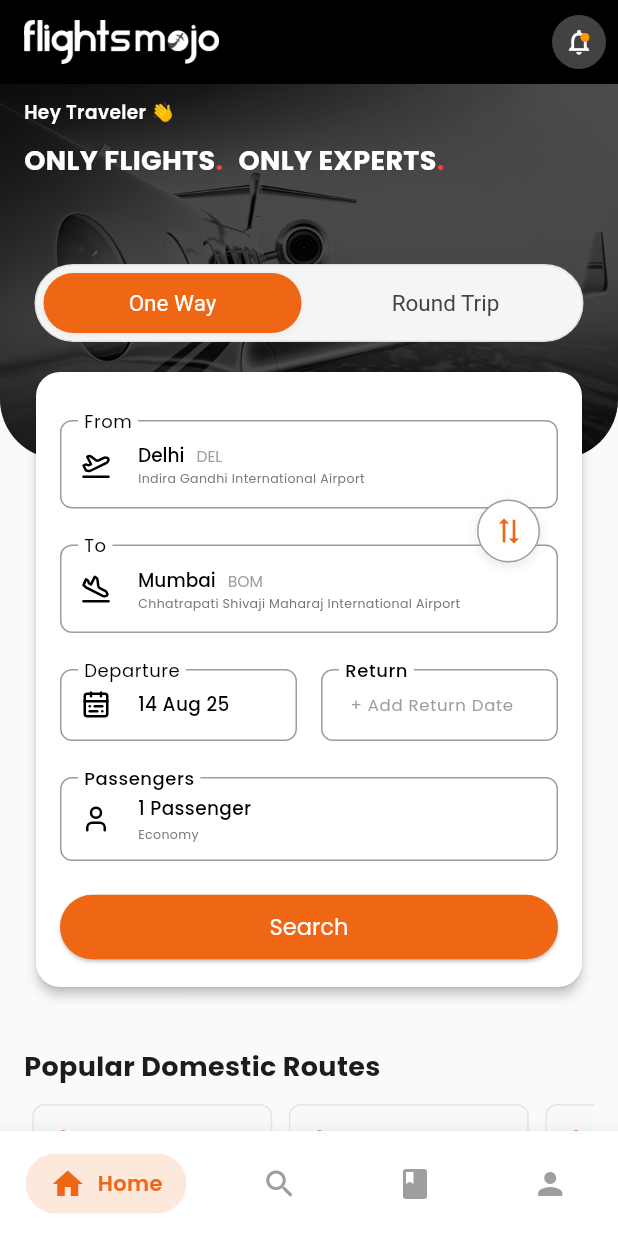
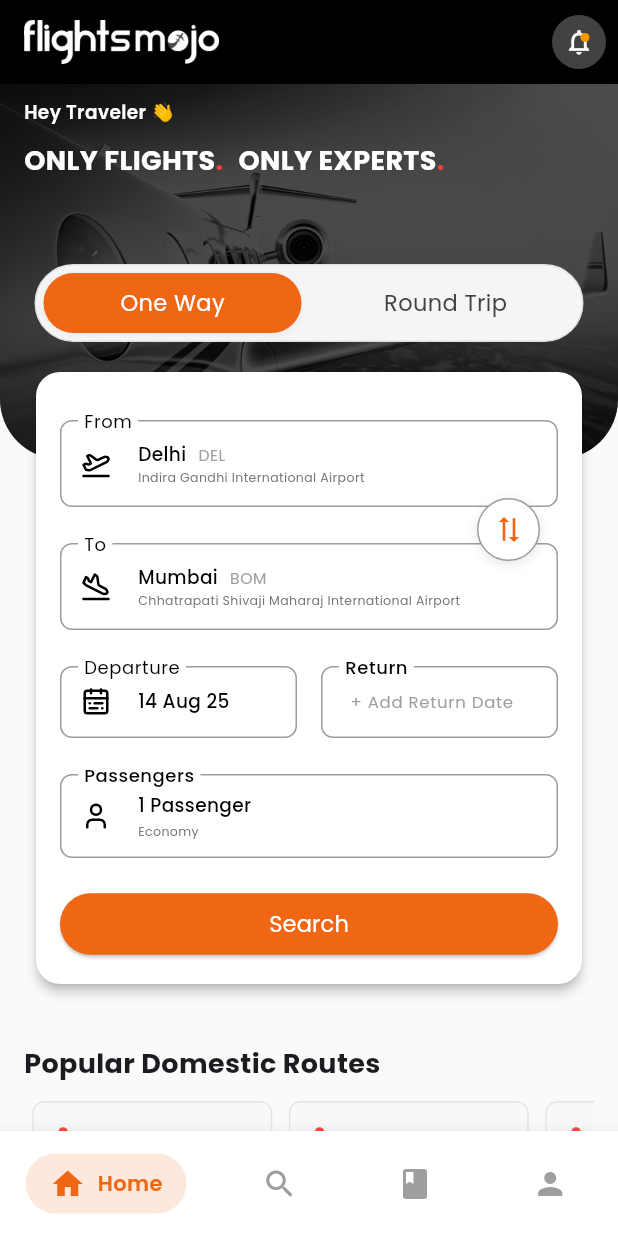
Before and after one commit to mishraadityan09/flightmojoclone, a Flutter app: the screen it shows after launch, on a phone screen of 412 x 824 dp. Run offline on Flutter 3.47's test engine with Material 3 defaults, Android fonts, the phone set to English and light mode, and no system bars; drawn by our look-alikes of carousel_slider; our stand-ins replace dio, flutter_svg, get_it, go_router, google_fonts, lucide_icons_flutter and 1 more; network calls fail.

```diff
--- a/lib/core/theme/app_theme.dart
+++ b/lib/core/theme/app_theme.dart
@@ -36,11 +36,7 @@ class AppTheme {
       foregroundColor: Colors.white,
       elevation: 0,
       centerTitle: true,
-      titleTextStyle: GoogleFonts.poppins(
-        fontSize: 20,
-        fontWeight: FontWeight.w600,
-        color: Colors.white,
-      ),
+
     ),
 
     // Elevated Button Theme with gradient
@@ -52,11 +48,7 @@ class AppTheme {
         shape: RoundedRectangleBorder(
           borderRadius: BorderRadius.circular(8),
         ),
-        textStyle: GoogleFonts.poppins(
-          fontSize: 16,
-          fontWeight: FontWeight.w600,
-          color: Colors.white,
-        ),
+
       ),
     ),
 
@@ -64,11 +56,7 @@ class AppTheme {
     textButtonTheme: TextButtonThemeData(
       style: TextButton.styleFrom(
         foregroundColor: textOrangeColor,
-        textStyle: GoogleFonts.poppins(
-          fontSize: 14,
-          fontWeight: FontWeight.w600,
-          color: textOrangeColor,
-        ),
+
       ),
     ),
 
@@ -122,11 +110,7 @@ class AppTheme {
       foregroundColor: Colors.white,
       elevation: 0,
       centerTitle: true,
-      titleTextStyle: GoogleFonts.poppins(
-        fontSize: 20,
-        fontWeight: FontWeight.w600,
-        color: Colors.white,
-      ),
+
     ),
 
     elevatedButtonTheme: ElevatedButtonThemeData(
@@ -137,21 +121,14 @@ class AppTheme {
         shape: RoundedRectangleBorder(
           borderRadius: BorderRadius.circular(8),
         ),
-        textStyle: GoogleFonts.poppins(
-          fontSize: 16,
-          fontWeight: FontWeight.w600,
-        ),
+
       ),
     ),
 
     textButtonTheme: TextButtonThemeData(
       style: TextButton.styleFrom(
         foregroundColor: textOrangeColor,
-        textStyle: GoogleFonts.poppins(
-          fontSize: 14,
-          fontWeight: FontWeight.w600,
-          color: textOrangeColor,
-        ),
+
       ),
     ),
 
--- a/lib/features/flights/presentation/pages/flights_search.dart
+++ b/lib/features/flights/presentation/pages/flights_search.dart
@@ -226,14 +226,13 @@ class _FlightSearchWidgetState extends State<FlightSearchWidget> {
         child: Container(
           alignment: Alignment.center,
           padding: const EdgeInsets.symmetric(vertical: 10),
-          child: AnimatedDefaultTextStyle(
-            duration: const Duration(milliseconds: 300),
+          child: Text(
+            text,
             style: TextStyle(
               color: isSelected ? Colors.white : Colors.grey.shade800,
               fontWeight: isSelected ? FontWeight.w400 : FontWeight.normal,
               fontSize: buttonLabelFontSize,
             ),
-            child: Text(text),
           ),
         ),
       ),
@@ -346,7 +345,7 @@ class _FlightSearchWidgetState extends State<FlightSearchWidget> {
                   // City and Code on one line with some spacing
                   RichText(
                     text: TextSpan(
-                      style: GoogleFonts.poppins(
+                      style: Theme.of(context).textTheme.bodyMedium?.copyWith(
                         fontSize: bodyTextFontSize,
                         fontWeight: FontWeight.w500,
                         color: Colors.black,
@@ -356,11 +355,12 @@ class _FlightSearchWidgetState extends State<FlightSearchWidget> {
                         const WidgetSpan(child: SizedBox(width: 8)),
                         TextSpan(
                           text: code,
-                          style: GoogleFonts.poppins(
-                            fontSize: bodyTextFontSize - 2,
-                            fontWeight: FontWeight.w400,
-                            color: Colors.grey.shade500,
-                          ),
+                          style: Theme.of(context).textTheme.bodySmall
+                              ?.copyWith(
+                                fontSize: bodyTextFontSize - 2,
+                                fontWeight: FontWeight.w400,
+                                color: Colors.grey.shade500,
+                              ),
                         ),
                       ],
                     ),
@@ -369,7 +369,7 @@ class _FlightSearchWidgetState extends State<FlightSearchWidget> {
                   // Airport name on a separate line, ellipsis if too long
                   Text(
                     airportName,
-                    style: GoogleFonts.poppins(
+                    style: TextStyle(
                       fontSize: bodyTextFontSize - 4,
                       fontWeight: FontWeight.w400,
                       color: Colors.grey.shade600,
@@ -381,7 +381,7 @@ class _FlightSearchWidgetState extends State<FlightSearchWidget> {
               )
             : Text(
                 value ?? '',
-                style: GoogleFonts.poppins(
+                style: TextStyle(
                   fontSize: bodyTextFontSize,
                   fontWeight: FontWeight.w500,
                   color: Colors.black,
@@ -411,7 +411,7 @@ class _FlightSearchWidgetState extends State<FlightSearchWidget> {
                 Expanded(
                   child: Text(
                     value,
-                    style: GoogleFonts.poppins(
+                    style: TextStyle(
                       fontSize: bodyTextFontSize,
                       fontWeight: FontWeight.w500,
                     ),
@@ -465,7 +465,7 @@ class _FlightSearchWidgetState extends State<FlightSearchWidget> {
               fontWeight: FontWeight.w500,
             ),
             hintText: ' + Add Return Date',
-            hintStyle: GoogleFonts.poppins(
+            hintStyle: TextStyle(
               fontSize: (smallFontSize - 2 < 11) ? 11 : smallFontSize - 2,
               fontWeight: FontWeight.w400,
               color: Colors.grey,
@@ -489,7 +489,7 @@ class _FlightSearchWidgetState extends State<FlightSearchWidget> {
               horizontal: 12,
             ),
           ),
-          style: GoogleFonts.poppins(
+          style: TextStyle(
             fontSize: bodyTextFontSize,
             fontWeight: FontWeight.w500,
             color: Colors.grey,
@@ -542,7 +542,7 @@ class _FlightSearchWidgetState extends State<FlightSearchWidget> {
           children: [
             Text(
               passengerText,
-              style: GoogleFonts.poppins(
+              style: TextStyle(
                 fontSize: bodyTextFontSize,
                 fontWeight: FontWeight.w500,
                 color: Colors.black,
@@ -551,7 +551,7 @@ class _FlightSearchWidgetState extends State<FlightSearchWidget> {
             const SizedBox(height: 2),
             Text(
               _travelClass, // Display selected class here
-              style: GoogleFonts.poppins(
+              style: TextStyle(
                 fontSize: bodyTextFontSize - 4,
                 fontWeight: FontWeight.w400,
                 color: Colors.grey.shade600,
@@ -576,7 +576,7 @@ class _FlightSearchWidgetState extends State<FlightSearchWidget> {
         ),
         child: Text(
           'Search',
-          style: GoogleFonts.poppins(
+          style: TextStyle(
             fontSize: buttonLabelFontSize,
             fontWeight: FontWeight.w400,
           ),
@@ -589,7 +589,7 @@ class _FlightSearchWidgetState extends State<FlightSearchWidget> {
   Widget _buildFieldLabel(String label) {
     return Text(
       label,
-      style: GoogleFonts.poppins(
+      style: TextStyle(
         fontSize: secondaryLabelFontSize,
         fontWeight: FontWeight.w500,
         color: Colors.grey[600],
@@ -783,18 +783,18 @@ class _FlightSearchWidgetState extends State<FlightSearchWidget> {
       operation: () async {
         await Future.delayed(const Duration(seconds: 3));
       },
+      // onSuccess: (context, _) {
+      //   context.push(
+      //     AppRoutes.flightResults,
+      //     extra: {'searchParams': searchParams},
+      //   );
+      // },
+
       onSuccess: (context, _) {
         context.push(
-          AppRoutes.flightResults,
-          extra: {'searchParams': searchParams},
+         AppRoutes.flightResultsReturn
         );
       },
-
-      // onSuccess: (context, _) {
-      //   context.push(
-      //    AppRoutes.flightResultsReturn
-      //   );
-      // },
       onError: (context, error) {
         ScaffoldMessenger.of(
           context,
--- a/lib/features/home/presentaion/pages/home_page.dart
+++ b/lib/features/home/presentaion/pages/home_page.dart
@@ -146,7 +146,7 @@ class _HomePageState extends State<HomePage> {
                         padding: const EdgeInsets.symmetric(horizontal: 16),
                         child: Text(
                           'Hey Traveler 👋',
-                          style: GoogleFonts.poppins(
+                          style: TextStyle(
                             fontSize: bodyFontSize,
                             fontWeight: FontWeight.w600,
                             color: Colors.white,
@@ -167,7 +167,7 @@ class _HomePageState extends State<HomePage> {
                                     child: Text(
                                       'ONLY FLIGHTS',
                                       overflow: TextOverflow.ellipsis,
-                                      style: GoogleFonts.poppins(
+                                      style: TextStyle(
                                         fontSize: subheadingFontSize,
                                         fontWeight: FontWeight.bold,
                                         color: Colors.white,
@@ -176,7 +176,7 @@ class _HomePageState extends State<HomePage> {
                                   ),
                                   Text(
                                     '.',
-                                    style: GoogleFonts.poppins(
+                                    style: TextStyle(
                                       fontSize: subheadingFontSize,
                                       fontWeight: FontWeight.bold,
                                       color: Colors.red,
@@ -194,7 +194,7 @@ class _HomePageState extends State<HomePage> {
                                     child: Text(
                                       'ONLY EXPERTS',
                                       overflow: TextOverflow.ellipsis,
-                                      style: GoogleFonts.poppins(
+                                      style: TextStyle(
                                         fontSize: subheadingFontSize,
                                         fontWeight: FontWeight.bold,
                                         color: Colors.white,
@@ -203,7 +203,7 @@ class _HomePageState extends State<HomePage> {
                                   ),
                                   Text(
                                     '.',
-                                    style: GoogleFonts.poppins(
+                                    style: TextStyle(
                                       fontSize: subheadingFontSize,
                                       fontWeight: FontWeight.bold,
                                       color: Colors.red,
@@ -260,8 +260,8 @@ class _HomePageState extends State<HomePage> {
                   // Beautifully styled Text (in straight line)
                   Text(
                     'BUILD WITH LOVE AT FLIGHTSMOJO',
-                    style: GoogleFonts.poppins(
-                      fontSize: 14,
+                    style: TextStyle(
+                      fontSize: 16,
                       fontWeight: FontWeight.bold,
                       color: const Color.fromARGB(255, 255, 125, 50),
                       letterSpacing: 1.5,
@@ -401,7 +401,7 @@ class _HomePageState extends State<HomePage> {
   //       children: [
   //         Text(
   //           'Your Travel Companion',
-  //           style: GoogleFonts.poppins(
+  //           style: TextStyle(
   //             fontSize: (screenWidth * 0.07).clamp(24.0, 28.0),
   //             fontWeight: FontWeight.bold,
   //             color: Colors.white,
@@ -410,7 +410,7 @@ class _HomePageState extends State<HomePage> {
   //         const SizedBox(height: 8),
   //         Text(
   //           'Book flights, hotels & cabs at best prices',
-  //           style: GoogleFonts.poppins(
+  //           style: TextStyle(
   //             fontSize: bodyFontSize,
   //             color: Colors.white.withValues(alpha:0.9),
   //           ),
@@ -498,7 +498,7 @@ class _HomePageState extends State<HomePage> {
   //                     const SizedBox(width: 8),
   //                     Text(
   //                       label,
-  //                       style: GoogleFonts.poppins(
+  //                       style: TextStyle(
   //                         color: isSelected
   //                             ? Colors.white
   //                             : Colors.grey.shade300,
@@ -526,13 +526,13 @@ class _HomePageState extends State<HomePage> {
       // case ServiceType.hotel:
       //   child = Text(
       //     'Hotel search functionality will be implemented here.',
-      //     style: GoogleFonts.poppins(fontSize: bodyFontSize, fontWeight: FontWeight.w500),
+      //     style: TextStyle(fontSize: bodyFontSize, fontWeight: FontWeight.w500),
       //   );
       //   break;
       // case ServiceType.cab:
       //   child = Text(
       //     'Cab search functionality will be implemented here.',
-      //     style: GoogleFonts.poppins(fontSize: bodyFontSize, fontWeight: FontWeight.w500),
+      //     style: TextStyle(fontSize: bodyFontSize, fontWeight: FontWeight.w500),
       //   );
       //   break;
     }
@@ -587,7 +587,7 @@ class _HomePageState extends State<HomePage> {
             children: [
               Text(
                 'Available Coupons',
-                style: GoogleFonts.poppins(
+                style: TextStyle(
                   fontSize: subheadingFontSize,
                   fontWeight: FontWeight.bold,
                 ),
@@ -622,7 +622,7 @@ class _HomePageState extends State<HomePage> {
       children: [
         Text(
           title,
-          style: GoogleFonts.poppins(
+          style: TextStyle(
             fontSize: subheadingFontSize,
             fontWeight: FontWeight.bold,
           ),
```
Also changed, not shown: lib/features/search/presentation/pages/search.dart (+4 -4 lines), lib/features/searchResult/presentation/pages/search_result_return.dart (+33 -11 lines), lib/features/flights/presentation/pages/flight_booking_form.dart (added).
